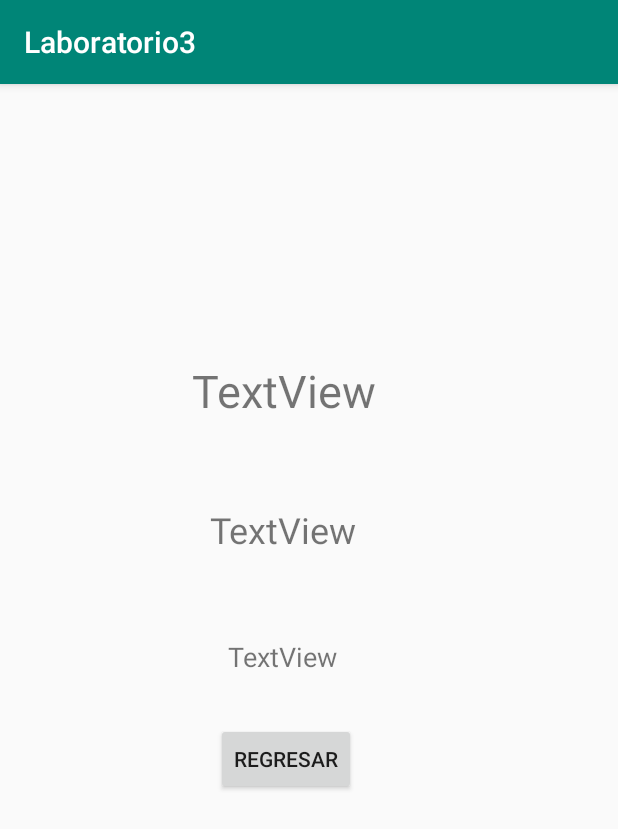
After one commit to Nandoedwin007/Laboratorio3, an Android app: the VerContacto screen opened directly, with no data from a screen before it, on a phone screen of 412 x 824 dp. The commit adds this screen. Shown: the top 829 px of the screen. Run offline under Robolectric (Android 15) with nearby library versions, the phone set to English and light mode, and no system bars.

Commit message:
Prueba inicio de activity VerContacto

```diff
--- a/app/src/main/AndroidManifest.xml
+++ b/app/src/main/AndroidManifest.xml
@@ -19,6 +19,8 @@
         </activity>
         <activity android:name=".AgregarContacto">
         </activity>
+        <activity android:name=".VerContacto">
+        </activity>
     </application>
 
 </manifest>
--- a/app/src/main/java/com/example/edwincoronado/laboratorio3/MainActivity.kt
+++ b/app/src/main/java/com/example/edwincoronado/laboratorio3/MainActivity.kt
@@ -3,13 +3,11 @@ package com.example.edwincoronado.laboratorio3
 import android.content.Intent
 import android.support.v7.app.AppCompatActivity
 import android.os.Bundle
+import android.util.Log
 import android.view.View
-import android.widget.ArrayAdapter
-import android.widget.Button
-import android.widget.ListView
+import android.widget.*
 import com.example.edwincoronado.laboratorio3.Logic.ContactosAdapter
 import com.example.edwincoronado.laboratorio3.Logic.MyContacts
-import android.widget.SimpleAdapter
 import kotlinx.android.synthetic.main.activity_main.*
 
 
@@ -53,6 +51,27 @@ class MainActivity : AppCompatActivity() {
 
         adaptador.notifyDataSetChanged()
 
+
+        //Función que agrega los elemntos al ArrayList global (el que se generó el la clase MyApplication)
+        // Ya que este posee la orden actual
+        lvContactos.setOnItemClickListener(object: AdapterView.OnItemClickListener {
+            override fun onItemClick(parent: AdapterView<*>, view:View, position:Int,
+                                     id:Long) {
+                //val item = (view as TextView).getText().toString()
+                //Toast.makeText(getBaseContext(), "Se ha añaido " +item+ " a su orden", Toast.LENGTH_LONG).show()
+                val item:Int = position
+                Log.d("Position ",""+position)
+
+                val intent = Intent(this@MainActivity, VerContacto::class.java)
+                val parametro = Bundle()
+                parametro.putInt("Posicion",item)
+                intent.putExtras(parametro)
+                startActivity(intent)
+
+
+            }
+        })
+
         val button = findViewById<Button>(R.id.btnAgregar)
         //Funcion que abre la activity de MostrarMenu
         button.setOnClickListener(object: View.OnClickListener {
--- /dev/null
+++ b/app/src/main/java/com/example/edwincoronado/laboratorio3/VerContacto.kt
@@ -0,0 +1,24 @@
+package com.example.edwincoronado.laboratorio3
+
+import android.support.v7.app.AppCompatActivity
+import android.os.Bundle
+import android.view.View
+import android.widget.Button
+
+class VerContacto : AppCompatActivity() {
+
+    override fun onCreate(savedInstanceState: Bundle?) {
+        super.onCreate(savedInstanceState)
+        setContentView(R.layout.activity_ver_contacto)
+
+
+        val btnRegresarM = findViewById<Button>(R.id.btnRegresar)
+        //Funcion que abre la activity de MostrarMenu
+        btnRegresarM.setOnClickListener(object: View.OnClickListener {
+            override fun onClick(view: View): Unit {
+                // Handler code here.
+                finish()
+            }
+        })
+    }
+}
--- /dev/null
+++ b/app/src/main/res/layout/activity_ver_contacto.xml
@@ -0,0 +1,39 @@
+<?xml version="1.0" encoding="utf-8"?>
+<android.support.constraint.ConstraintLayout
+        xmlns:android="http://schemas.android.com/apk/res/android"
+        xmlns:tools="http://schemas.android.com/tools"
+        xmlns:app="http://schemas.android.com/apk/res-auto"
+        android:layout_width="match_parent"
+        android:layout_height="match_parent"
+        tools:context=".VerContacto">
+
+    <TextView
+            android:text="TextView"
+            android:layout_width="wrap_content"
+            android:layout_height="wrap_content"
+            android:id="@+id/textView2" android:layout_marginTop="184dp"
+            app:layout_constraintTop_toTopOf="parent" android:textSize="30sp" android:layout_marginStart="128dp"
+            app:layout_constraintStart_toStartOf="parent" android:layout_marginLeft="128dp"/>
+    <TextView
+            android:text="TextView"
+            android:layout_width="wrap_content"
+            android:layout_height="wrap_content"
+            android:id="@+id/textView5" android:textSize="24sp"
+            android:layout_marginTop="56dp" app:layout_constraintTop_toBottomOf="@+id/textView2"
+            android:layout_marginStart="140dp" app:layout_constraintStart_toStartOf="parent"
+            android:layout_marginLeft="140dp"/>
+    <TextView
+            android:text="TextView"
+            android:layout_width="wrap_content"
+            android:layout_height="wrap_content"
+            android:id="@+id/textView6" android:layout_marginTop="56dp"
+            app:layout_constraintTop_toBottomOf="@+id/textView5" app:layout_constraintStart_toStartOf="parent"
+            android:layout_marginLeft="152dp" android:layout_marginStart="152dp" android:textSize="18sp"/>
+    <Button
+            android:text="Regresar"
+            android:layout_width="wrap_content"
+            android:layout_height="wrap_content"
+            android:id="@+id/btnRegresar" android:layout_marginTop="32dp"
+            app:layout_constraintTop_toBottomOf="@+id/textView6" app:layout_constraintStart_toStartOf="parent"
+            android:layout_marginLeft="144dp" android:layout_marginStart="144dp"/>
+</android.support.constraint.ConstraintLayout>
```
